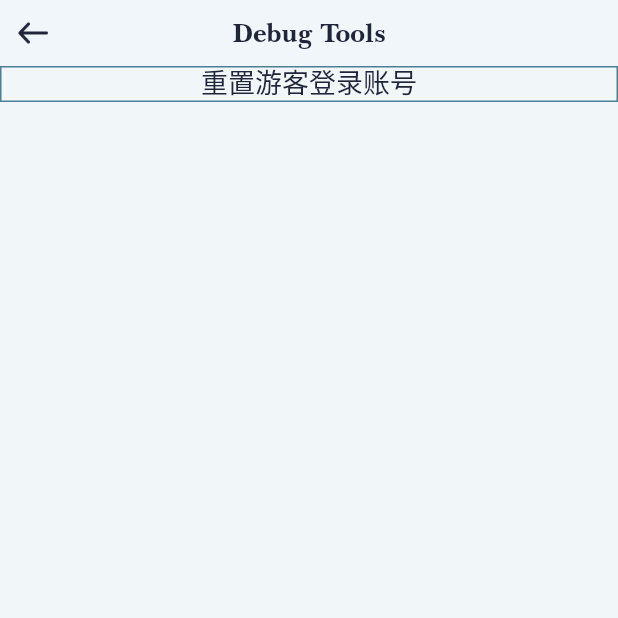
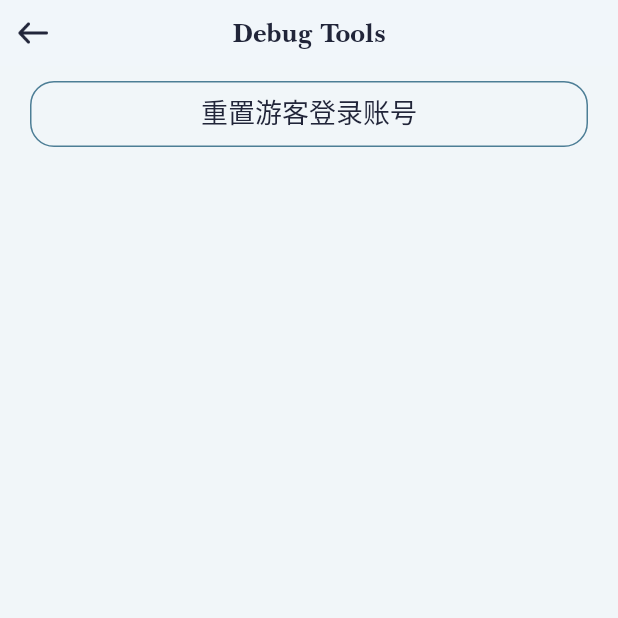
Before and after one commit to FateWuLov/lightlightgo, a Flutter app: the DebugToolsPage screen opened by its route, on a phone screen of 412 x 824 dp, the top half of it. Run offline on Flutter 3.47's test engine with Material 2 defaults, Android fonts, the phone set to English and light mode, and no system bars; drawn by our look-alikes of pull_to_refresh; our stand-ins replace auto_size_text, bot_toast, cached_network_image, dio, event_bus, get and 4 more; missing offline and left inert: devicelocale, encrypt; accounts and stored records are empty; network calls fail.

Commit message:
debug工具页修改

```diff
--- a/lib/pages/debug_tools/logic.dart
+++ b/lib/pages/debug_tools/logic.dart
@@ -28,6 +28,10 @@ class DebugToolsLogic extends GetxController {
     );
   }
 
+  void onPopBack() {
+    Get.back();
+  }
+
   void onLogout() {
     Global.userLogic().logout();
   }
--- a/lib/pages/debug_tools/view.dart
+++ b/lib/pages/debug_tools/view.dart
@@ -18,6 +18,7 @@ class DebugToolsPage extends StatelessWidget {
     return BasePage(
       navBar: BaseNavBar(
         title: 'Debug Tools',
+        leftAction: logic.onPopBack,
       ),
       child: Scaffold(
         backgroundColor: GlobalColors.mainBg,
@@ -26,11 +27,14 @@ class DebugToolsPage extends StatelessWidget {
             padding: EdgeInsets.symmetric(vertical: 44),
             children: [
               GestureContainer(
-                height: 60,
+                //height: 60,
                 child: Container(
                   alignment: Alignment.center,
+                  margin: EdgeInsets.symmetric(horizontal: 20, vertical: 10),
+                  padding: EdgeInsets.symmetric(vertical: 10),
                   decoration: BoxDecoration(
-                    border: Border.all(color: GlobalColors.mainTheme)
+                    border: Border.all(color: GlobalColors.mainTheme),
+                    borderRadius: BorderRadius.circular(16)
                   ),
                   child: Text(
                     '重置游客登录账号',
```
